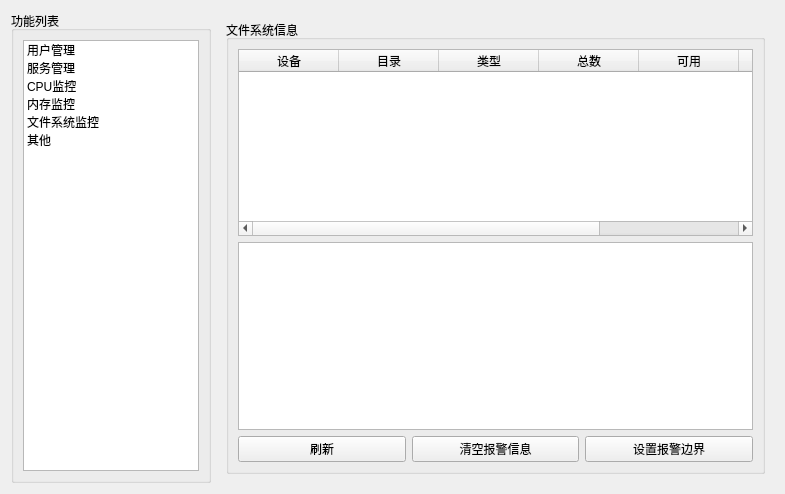
This is SYS/tabsyspage.ui in liuyufeng509/SecCenter as Qt 5 draws it before an edit. The edited form follows.
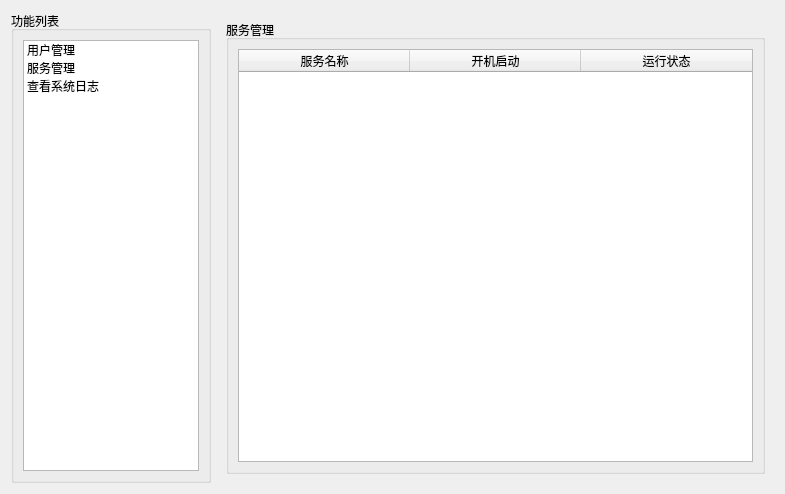
This is the edited form. The open tabs and pages were chosen to show the change.

Commit message: 1.去掉cpu监控等功能界面 2.系统管理其他项改为系统日志查看

```diff
--- a/SYS/tabsyspage.ui
+++ b/SYS/tabsyspage.ui
@@ -58,22 +58,7 @@
         </item>
         <item>
          <property name="text">
-          <string>CPU监控</string>
-         </property>
-        </item>
-        <item>
-         <property name="text">
-          <string>内存监控</string>
-         </property>
-        </item>
-        <item>
-         <property name="text">
-          <string>文件系统监控</string>
-         </property>
-        </item>
-        <item>
-         <property name="text">
-          <string>其他</string>
+          <string>查看系统日志</string>
          </property>
         </item>
        </widget>
@@ -168,148 +153,6 @@
        </item>
       </layout>
      </widget>
-     <widget class="QWidget" name="cpuPage">
-      <layout class="QGridLayout" name="gridLayout_5">
-       <item row="0" column="0">
-        <widget class="QGroupBox" name="groupBox_4">
-         <property name="enabled">
-          <bool>true</bool>
-         </property>
-         <property name="title">
-          <string>CPU信息</string>
-         </property>
-        </widget>
-       </item>
-      </layout>
-     </widget>
-     <widget class="QWidget" name="memPage">
-      <layout class="QVBoxLayout" name="verticalLayout">
-       <item>
-        <widget class="QGroupBox" name="groupBox_5">
-         <property name="enabled">
-          <bool>true</bool>
-         </property>
-         <property name="title">
-          <string>内存信息</string>
-         </property>
-        </widget>
-       </item>
-      </layout>
-     </widget>
-     <widget class="QWidget" name="fsPage">
-      <layout class="QGridLayout" name="gridLayout_7">
-       <item row="0" column="0">
-        <widget class="QGroupBox" name="groupBox_6">
-         <property name="enabled">
-          <bool>true</bool>
-         </property>
-         <property name="title">
-          <string>文件系统信息</string>
-         </property>
-         <layout class="QGridLayout" name="gridLayout_6">
-          <item row="0" column="0" colspan="3">
-           <widget class="QTableWidget" name="fsTableWidget">
-            <column>
-             <property name="text">
-              <string>设备</string>
-             </property>
-            </column>
-            <column>
-             <property name="text">
-              <string>目录</string>
-             </property>
-            </column>
-            <column>
-             <property name="text">
-              <string>类型</string>
-             </property>
-            </column>
-            <column>
-             <property name="text">
-              <string>总数</string>
-             </property>
-            </column>
-            <column>
-             <property name="text">
-              <string>可用</string>
-             </property>
-            </column>
-            <column>
-             <property name="text">
-              <string>已用</string>
-             </property>
-            </column>
-            <column>
-             <property name="text">
-              <string>百分比</string>
-             </property>
-            </column>
-           </widget>
-          </item>
-          <item row="2" column="1">
-           <widget class="QPushButton" name="cleanwarnButton">
-            <property name="text">
-             <string>清空报警信息</string>
-            </property>
-           </widget>
-          </item>
-          <item row="2" column="2">
-           <widget class="QPushButton" name="setWarnButton">
-            <property name="text">
-             <string>设置报警边界</string>
-            </property>
-           </widget>
-          </item>
-          <item row="2" column="0">
-           <widget class="QPushButton" name="freshButton">
-            <property name="text">
-             <string>刷新</string>
-            </property>
-           </widget>
-          </item>
-          <item row="1" column="0" colspan="3">
-           <widget class="QTextBrowser" name="textBrowser"/>
-          </item>
-         </layout>
-        </widget>
-       </item>
-      </layout>
-     </widget>
-     <widget class="QWidget" name="otherPage">
-      <layout class="QGridLayout" name="gridLayout_8">
-       <item row="0" column="0">
-        <widget class="QPushButton" name="shutdowButton">
-         <property name="text">
-          <string>关机</string>
-         </property>
-        </widget>
-       </item>
-       <item row="0" column="1">
-        <widget class="QPushButton" name="logoutButton">
-         <property name="text">
-          <string>注销</string>
-         </property>
-        </widget>
-       </item>
-       <item row="0" column="2">
-        <widget class="QPushButton" name="rebootButton">
-         <property name="text">
-          <string>重启</string>
-         </property>
-        </widget>
-       </item>
-       <item row="1" column="0">
-        <widget class="QPushButton" name="logButton">
-         <property name="enabled">
-          <bool>true</bool>
-         </property>
-         <property name="text">
-          <string>查看系统日志</string>
-         </property>
-        </widget>
-       </item>
-      </layout>
-     </widget>
     </widget>
    </item>
   </layout>
```
Left out of the diff: 2 changed lines with no effect on the pictures. The commit also changes 4 other files.
